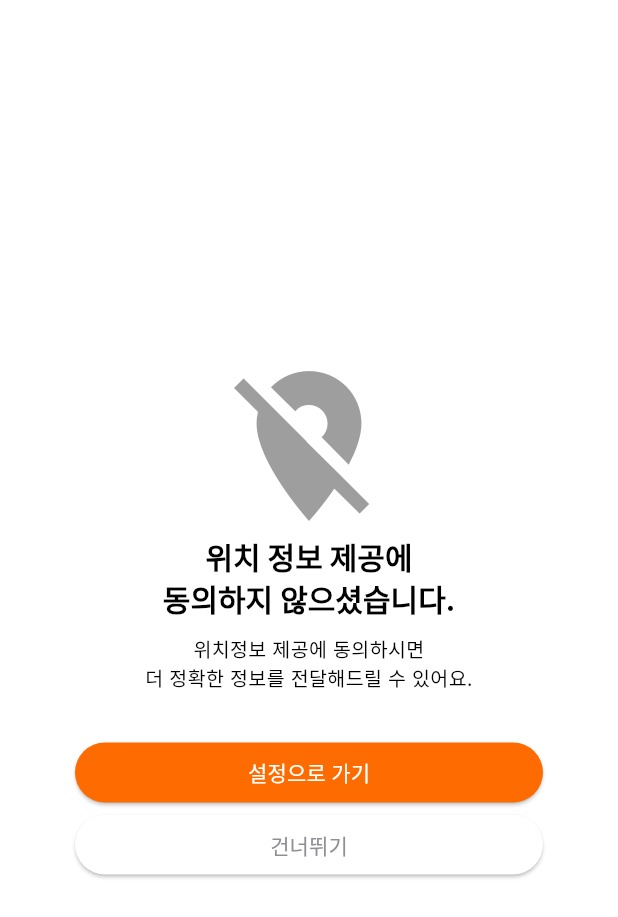
After one commit to yangwenry/jeomechu, a Flutter app: the LocatorAgreeScreen screen opened by its route, on a phone screen of 412 x 824 dp. The commit adds this screen. Shown: the top 917 px of the screen. Run offline on Flutter 3.47's test engine with Material 3 defaults, Android fonts, the light colour scheme and no system bars; our stand-ins replace carousel_slider, flutter_secure_storage, geolocator, google_sign_in, sign_in_button, smooth_page_indicator; accounts and stored records are empty.

Commit message:
위치동의 개발

```diff
--- /dev/null
+++ b/lib/screen/locator_agree_screen.dart
@@ -0,0 +1,59 @@
+import 'package:flutter/material.dart';
+
+class LocatorAgreeScreen extends StatelessWidget {
+  const LocatorAgreeScreen({super.key});
+
+  @override
+  Widget build(BuildContext context) {
+    return Scaffold(
+      backgroundColor: Theme.of(context).colorScheme.secondary,
+      body: Padding(
+        padding: const EdgeInsets.symmetric(horizontal: 50, vertical: 5),
+        child: Column(
+          mainAxisAlignment: MainAxisAlignment.center,
+          children: [
+            const Icon(
+              Icons.location_off,
+              size: 120,
+              color: Colors.grey,
+            ),
+            Text(
+              '위치 정보 제공에\n동의하지 않으셨습니다.',
+              textAlign: TextAlign.center,
+              style: Theme.of(context).textTheme.headlineSmall,
+            ),
+            SizedBox(width: MediaQuery.sizeOf(context).width, height: 10),
+            Text(
+              '위치정보 제공에 동의하시면\n더 정확한 정보를 전달해드릴 수 있어요.',
+              textAlign: TextAlign.center,
+              style: Theme.of(context).textTheme.bodyMedium,
+            ),
+            const SizedBox(height: 30),
+            SizedBox(
+              width: double.infinity,
+              child: ElevatedButton(
+                onPressed: () => (),
+                child: const Text('설정으로 가기'),
+              ),
+            ),
+            SizedBox(
+              width: double.infinity,
+              child: ElevatedButton(
+                onPressed: () => moveToHomeScreen(context),
+                style: ElevatedButton.styleFrom(
+                  foregroundColor: const Color(0xff8E8E93),
+                  backgroundColor: const Color(0xffffffff),
+                ),
+                child: const Text('건너뛰기'),
+              ),
+            ),
+          ],
+        ),
+      ),
+    );
+  }
+
+  void moveToHomeScreen(BuildContext context) {
+    Navigator.pushNamedAndRemoveUntil(context, '/home', (route) => false);
+  }
+}
--- a/lib/screen/today_menu_screen.dart
+++ b/lib/screen/today_menu_screen.dart
@@ -1,7 +1,5 @@
-import 'package:carousel_slider/carousel_slider.dart';
 import 'package:flutter/material.dart';
 import 'package:jeomechu/widget/image_slider.dart';
-import 'package:smooth_page_indicator/smooth_page_indicator.dart';
 
 import '../service/login_service.dart';
 import '../widget/home_drawer.dart';
--- a/pubspec.yaml
+++ b/pubspec.yaml
@@ -14,6 +14,7 @@ dependencies:
   flutter_secure_storage: ^9.2.2
   carousel_slider: ^5.0.0
   smooth_page_indicator: ^1.0.0+3
+  geolocator: ^13.0.1
 
 dev_dependencies:
   flutter_test:
```
Also changed, not shown: lib/main.dart (+9 -0 lines), lib/screen/title_screen.dart (+35 -7 lines), 5 other files.
